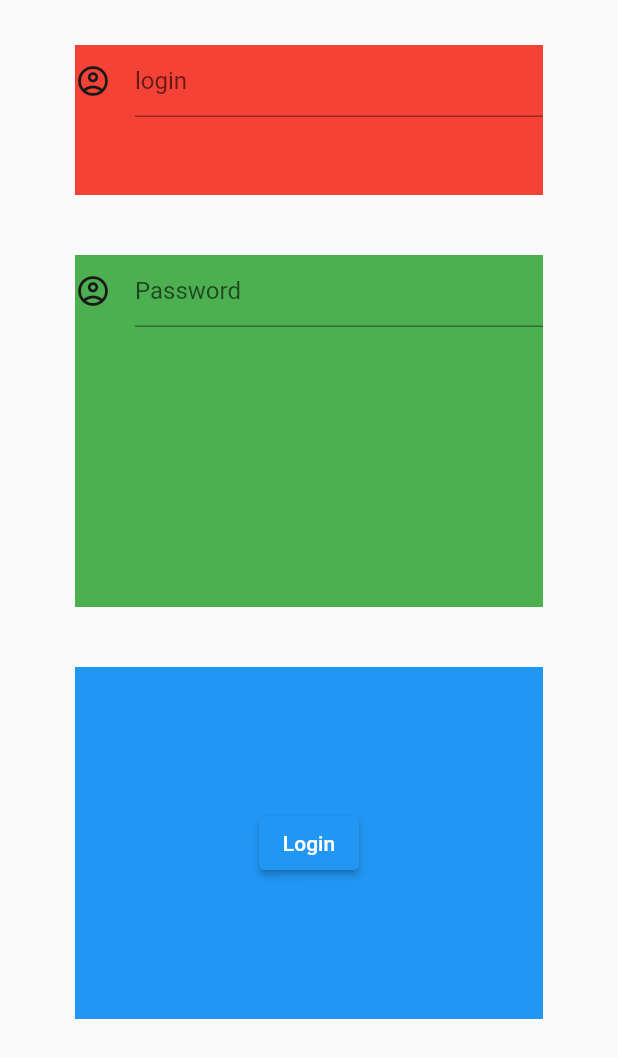
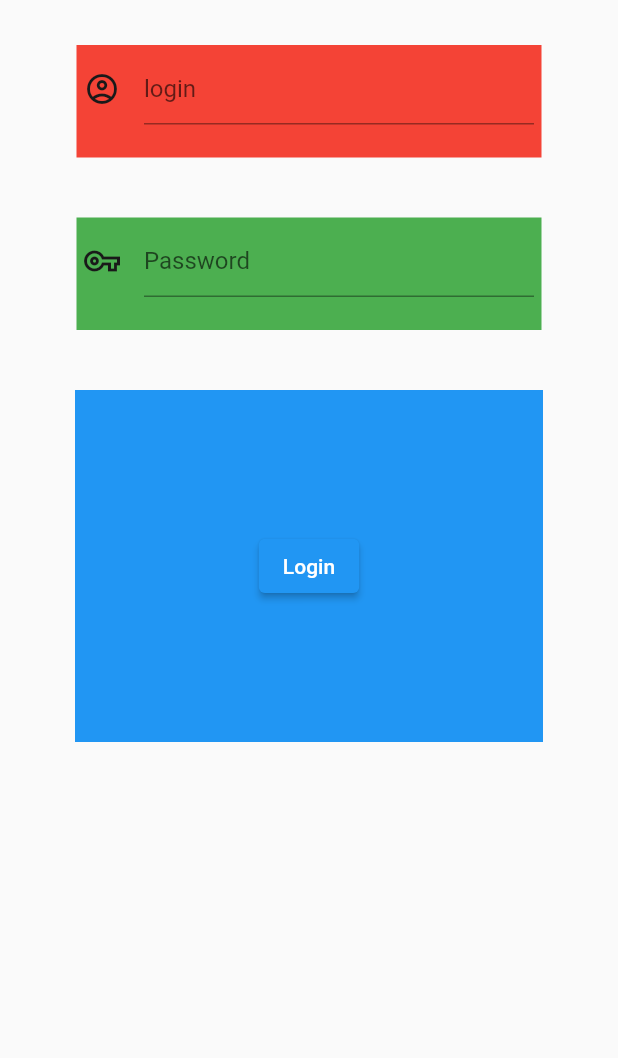
Before and after one commit to lukcza/flutterapp, a Flutter app: the screen it shows after launch, on a phone screen of 412 x 824 dp. Shown: the top 1058 px of the screen. Run offline on Flutter 3.47's test engine with Material 2 defaults, Android fonts, the phone set to English and light mode, and no system bars.

Commit message:
Edit login page (styling Containers)

```diff
--- a/lib/main.dart
+++ b/lib/main.dart
@@ -38,10 +38,12 @@ class _MyAppState extends State<MyApp> {
                 Flexible(
                   flex:1,
                 child:Container(
+                    padding: const EdgeInsets.all(5),
                     margin: const EdgeInsets.fromLTRB(50,30,50,10),
                     color: Colors.red,
                       child:SizedBox(
-                      height: 100,
+                        height: 65,
+                        width: 300,
                         child:Column(
                         children: const <Widget>[
                          TextField(
@@ -61,8 +63,12 @@ class _MyAppState extends State<MyApp> {
                 Flexible(
                 flex:1,
                 child:Container(
+                  padding: const EdgeInsets.all(5),
                   margin: const EdgeInsets.fromLTRB(50,30,50,10),
                   color: Colors.green,
+                    child:SizedBox(
+                      height: 65,
+                      width: 300,
                       child:Column(
                         children: const <Widget>[
                         TextField(
@@ -70,7 +76,7 @@ class _MyAppState extends State<MyApp> {
                         obscuringCharacter: "*" ,
                         decoration: InputDecoration(
                           icon: Icon(
-                            Icons.account_circle_outlined,
+                            Icons.vpn_key_outlined,
                             color: Color.fromARGB(255,25,25,25),
                           ) ,
 
@@ -79,6 +85,7 @@ class _MyAppState extends State<MyApp> {
                       ),
                     ],
                     ),
+                )
                 ),
                 ),
                 Flexible(
```
Lines whose indentation alone changed are shown as unchanged.
